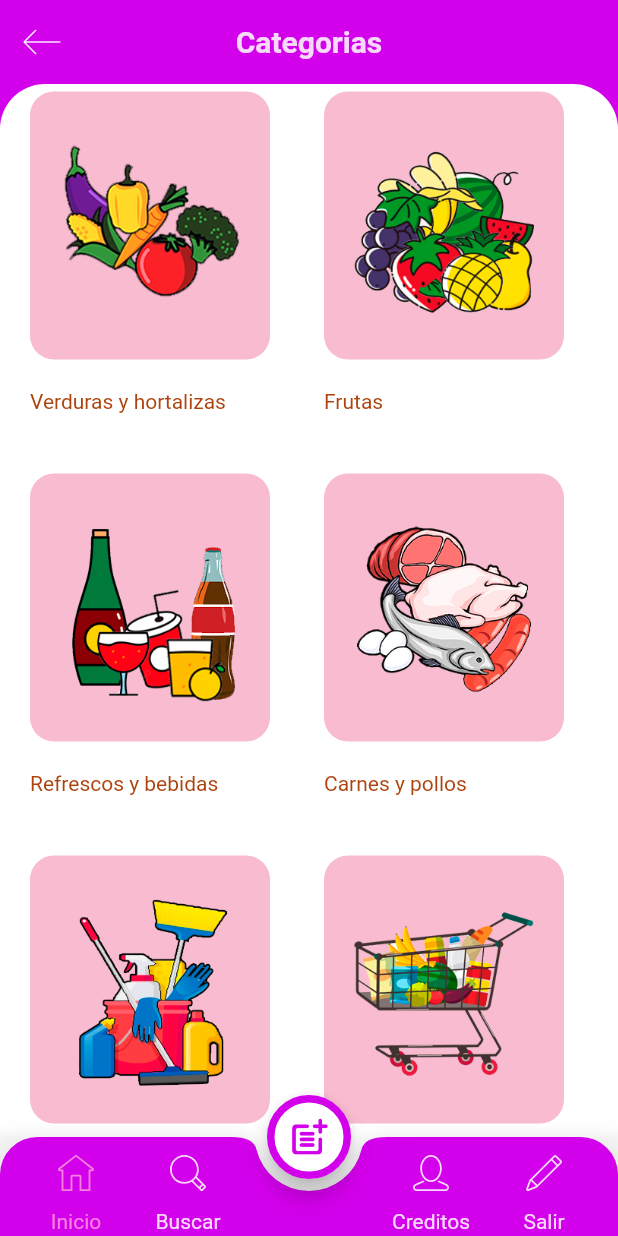
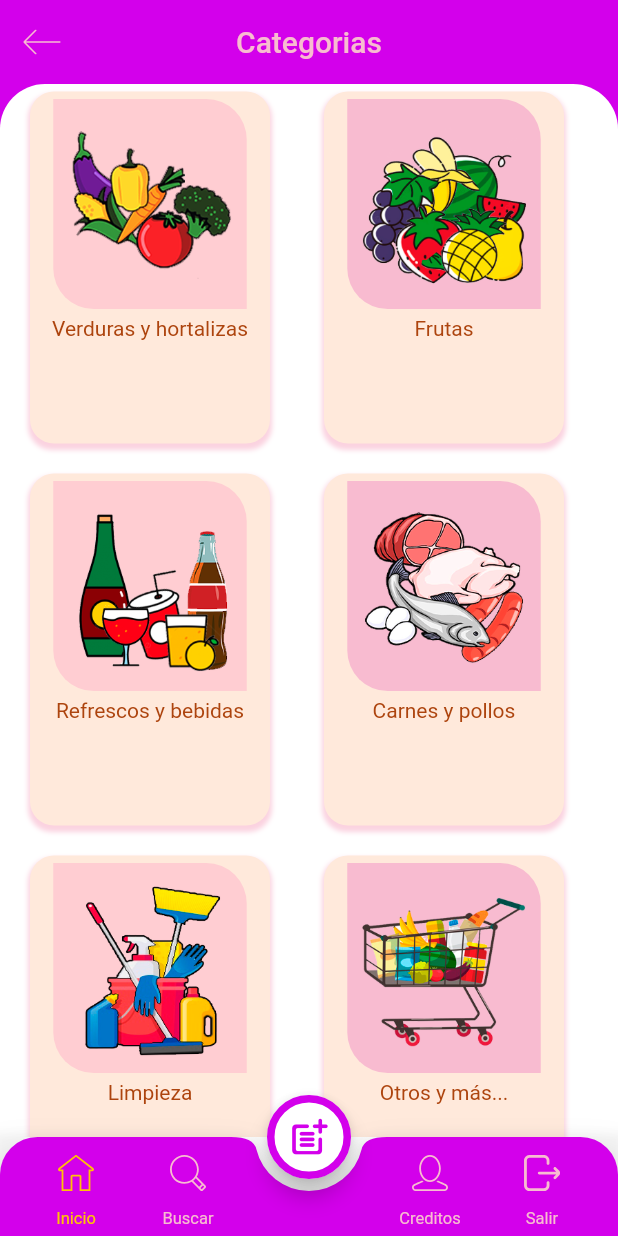
Before and after one commit to trujasra/eliMarket, a Flutter app: the MenuPage screen opened by its route, on a phone screen of 412 x 824 dp. Run offline on Flutter 3.47's test engine with Material 2 defaults, Android fonts, the phone set to English and light mode, and no system bars; our stand-ins replace flutter_svg, google_fonts, sqflite; accounts and stored records are empty; Roboto replaces fonts that are missing (Revalia); project files that could hold a hidden picture were left out.

Commit message:
Se realizo mejoras y cambios al menu

```diff
--- a/lib/constantes.dart
+++ b/lib/constantes.dart
@@ -7,14 +7,17 @@ const String cBotonIngreso = "INGRESAR";
 const String cBotonCreditos = "CREDITOS";
 
 // Constantes de Color
-const Color kTextoColor = Color.fromRGBO(203, 1, 225, 1);
-const Color kTextoLigthColor = Color.fromRGBO(249, 217, 251, 1);
+const Color kTextoColor = Color.fromRGBO(233, 30, 99, 1);
+const Color kTextoLigthColor = Color.fromRGBO(248, 187, 208, 1);
 const Color kPrimaryColor = Color.fromRGBO(211, 0, 235, 1);
 const Color kPrimaryDarkColor = Color.fromRGBO(173, 68, 14, 1);
 const Color kPrimaryLigthColor = Color.fromRGBO(245, 217, 251, 1);
 const Color kAcentColor = Color.fromRGBO(211, 0, 235, 1);
-const Color kIconLigthColor = Color.fromRGBO(249, 128, 222, 1);
+const Color kIconLigthColor = Color.fromRGBO(255, 193, 7, 1);
 
-const Color kIconPrimaryColor = Color.fromRGBO(247, 233, 250, 1);
+const Color kIconPrimaryColor = Color.fromRGBO(248, 187, 208, 1);
+const Color kMenuColor2 = Color.fromRGBO(255, 205, 210, 1);
+const Color kMenuColor1 = Color.fromRGBO(248, 187, 208, 1);
+// const Color kMenuColor1 = Color.fromRGBO(249, 236, 253, 1);
 
 const kDefaultPaddin = 20.0;
--- a/lib/data/database_helper.dart
+++ b/lib/data/database_helper.dart
@@ -63,7 +63,7 @@ class DataBaseHelper {
     String path = join(documentoDirectorio.path, DB_NAME);
 
     // Delete the database //TODO: esto luego borrar
-    await deleteDatabase(path);
+    //await deleteDatabase(path);
 
     var db = await openDatabase(path, version: 1, onCreate: _onCreate);
     return db;
--- a/lib/main.dart
+++ b/lib/main.dart
@@ -1,5 +1,4 @@
 import 'package:eli_market/constantes.dart';
-import 'package:eli_market/pantallas/registro_categoria.dart';
 import 'package:flutter/material.dart';
 
 import 'package:eli_market/pantallas/bienvenida_page.dart';
--- a/lib/pantallas/lista_categoria.dart
+++ b/lib/pantallas/lista_categoria.dart
@@ -2,6 +2,7 @@ import 'package:flutter/material.dart';
 
 import 'package:eli_market/data/database_helper.dart';
 import 'package:eli_market/models/categoria.dart';
+import 'package:google_fonts/google_fonts.dart';
 import 'lista_producto_page.dart';
 
 import '../constantes.dart';
@@ -73,21 +74,55 @@ class ListaCategoriaPage extends StatelessWidget {
         children: [
           Expanded(
             child: Container(
-            padding: EdgeInsets.all(kDefaultPaddin),
+              padding: EdgeInsets.symmetric(vertical: kDefaultPaddin / 4),
               height: 180,
               width: 160,
               decoration: BoxDecoration(
-                color: Colors.pink[100],
-                borderRadius: BorderRadius.circular(16)),
+                  color: Color.fromRGBO(255, 233, 219, 1),
+                  borderRadius: BorderRadius.circular(16),
+                  boxShadow: [
+                    BoxShadow(
+                      color: Colors.pink[200].withOpacity(0.4),
+                      spreadRadius: 1,
+                      blurRadius: 2,
+                      offset: Offset(0, 3), // changes position of shadow
+                    ),
+                  ]),
+              child: Column(
+                children: [
+                  Container(
+                      height: 140,
+                      decoration: BoxDecoration(
+                        color: pCategoria.idCategoria % 2 == 0
+                            ? kMenuColor1
+                            : kMenuColor2,
+                        borderRadius: BorderRadius.only(
+                            topRight: Radius.circular(27.0),
+                            bottomLeft: Radius.circular(27.0)),
+                      ),
+                      child: Padding(
+                        padding: const EdgeInsets.all(10.0),
                         child: Image.asset(pCategoria.imagen),
                       )),
                   Padding(
-            padding: EdgeInsets.symmetric(vertical: kDefaultPaddin),
-            child: Text(
-              pCategoria.descCategoria,
-              style: TextStyle(color: kPrimaryDarkColor),
+                    padding: EdgeInsets.only(top: 5.0),
+                    child: Text(pCategoria.descCategoria,
+                        style: GoogleFonts.revalia(
+                          color: kPrimaryDarkColor,
                         ),
-          )
+                        textAlign: TextAlign.center),
+                  ),
+                ],
+              ),
+            ),
+          ),
+          // Padding(
+          //   padding: EdgeInsets.symmetric(vertical: kDefaultPaddin),
+          //   child: Text(
+          //     pCategoria.descCategoria,
+          //     style: TextStyle(color: kPrimaryDarkColor),
+          //   ),
+          // )
         ],
       ),
     );
--- a/lib/pantallas/lista_producto_page.dart
+++ b/lib/pantallas/lista_producto_page.dart
@@ -1,5 +1,6 @@
 import 'package:flutter/material.dart';
 import 'package:flutter_svg/flutter_svg.dart';
+import 'package:google_fonts/google_fonts.dart';
 
 import '../constantes.dart';
 import 'package:eli_market/data/database_helper.dart';
@@ -26,7 +27,10 @@ class ListaProductoPage extends StatelessWidget {
               icon: SvgPicture.asset("assets/icons/search.svg"),
               onPressed: () {}),
         ],
-        title: Text(oCategoria.descCategoria),
+        title: Text(oCategoria.descCategoria,
+            style: GoogleFonts.berkshireSwash(
+              color: kTextoLigthColor,
+            )),
       ),
       body: FutureBuilder(
         future: DataBaseHelper.db.obtieneCategoria(),
--- a/lib/pantallas/menu_page.dart
+++ b/lib/pantallas/menu_page.dart
@@ -1,5 +1,8 @@
 import 'package:flutter/material.dart';
+import 'package:flutter/services.dart';
+// import 'dart:io';
 import 'package:flutter_svg/flutter_svg.dart';
+import 'package:google_fonts/google_fonts.dart';
 
 import 'package:eli_market/pantallas/lista_categoria.dart';
 import 'package:eli_market/pantallas/registro_categoria.dart';
@@ -67,8 +70,10 @@ class _MenuPageState extends State<MenuPage> {
         // ],
         title: Text(
           "Categorias",
-          style:
-              TextStyle(color: kTextoLigthColor, fontWeight: FontWeight.bold),
+          style: GoogleFonts.berkshireSwash(
+            color: kTextoLigthColor,
+          ),
+          // TextStyle(color: kTextoLigthColor, fontWeight: FontWeight.bold),
         ),
         centerTitle: true,
       ),
@@ -128,7 +133,7 @@ class _MenuPageState extends State<MenuPage> {
                   mainAxisAlignment: MainAxisAlignment.spaceEvenly,
                   children: [
                     _disenioMenuBoton(2, "user.svg", "Creditos"),
-                    _disenioMenuBoton(3, "edit.svg", "Salir"),
+                    _disenioMenuBoton(3, "exit.svg", "Salir"),
                   ],
                 ),
               ),
@@ -151,18 +156,29 @@ class _MenuPageState extends State<MenuPage> {
               width: 24.0,
             ),
             onPressed: () {
+              if (index == 3) {
+                // exit(0);
+                // SystemChannels.platform.invokeMethod('SystemNavigator.pop');
+                SystemNavigator.pop();
+              } else {
                 setState(() {
                   _seleccionPaginaIndex = index;
                   _seleccionPagina(_seleccionPaginaIndex);
                 });
+              }
             }),
         Text(
           pTextoIcono,
-          style: TextStyle(
+          style: GoogleFonts.revalia(
+              fontSize: 11.0,
               color: _seleccionPaginaIndex == index
                   ? kIconLigthColor
-                : kTextoLigthColor,
-          ),
+                  : kTextoLigthColor),
+          // TextStyle(
+          //   color: _seleccionPaginaIndex == index
+          //       ? kIconLigthColor
+          //       : kTextoLigthColor,
+          // ),
         ),
       ],
     );
```
Also changed, not shown: pubspec.yaml (+5 -13 lines), assets/icons/exit.svg (added), pubspec.lock. Lines whose indentation alone changed are shown as unchanged.
